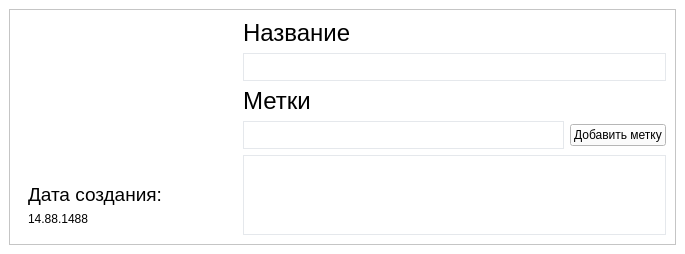
First picture: the form in ui/edit_file.ui, repository yepIwt/VKDocsClient, before the edit.
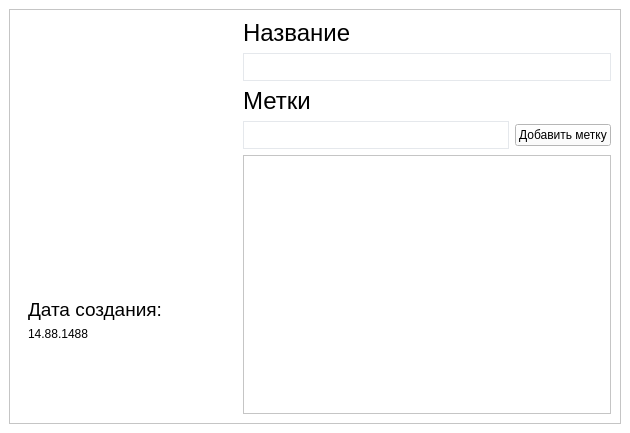
Second picture: the form after the edit.

Commit message: feat: Add list of tags to Edit Ui

```diff
--- a/ui/edit_file.ui
+++ b/ui/edit_file.ui
@@ -6,8 +6,8 @@
    <rect>
     <x>0</x>
     <y>0</y>
-    <width>685</width>
-    <height>226</height>
+    <width>630</width>
+    <height>433</height>
    </rect>
   </property>
   <property name="windowTitle">
@@ -143,20 +143,30 @@
              </item>
             </layout>
            </item>
-           <item>
-            <widget class="QListWidget" name="tags">
-             <property name="styleSheet">
-              <string notr="true">border: 1px solid;
-border-color: #e5e8ec;
-
-border-width: 1px;
-padding: 5px;
-</string>
-             </property>
-            </widget>
-           </item>
           </layout>
          </item>
+         <item>
+          <widget class="QTableWidget" name="tableWidget">
+           <property name="styleSheet">
+            <string notr="true">padding: 5px</string>
+           </property>
+           <property name="editTriggers">
+            <set>QAbstractItemView::NoEditTriggers</set>
+           </property>
+           <property name="tabKeyNavigation">
+            <bool>false</bool>
+           </property>
+           <property name="showDropIndicator" stdset="0">
+            <bool>false</bool>
+           </property>
+           <property name="dragDropOverwriteMode">
+            <bool>false</bool>
+           </property>
+           <property name="selectionMode">
+            <enum>QAbstractItemView::NoSelection</enum>
+           </property>
+          </widget>
+         </item>
         </layout>
        </item>
       </layout>
```
The commit also changes 2 other files.
